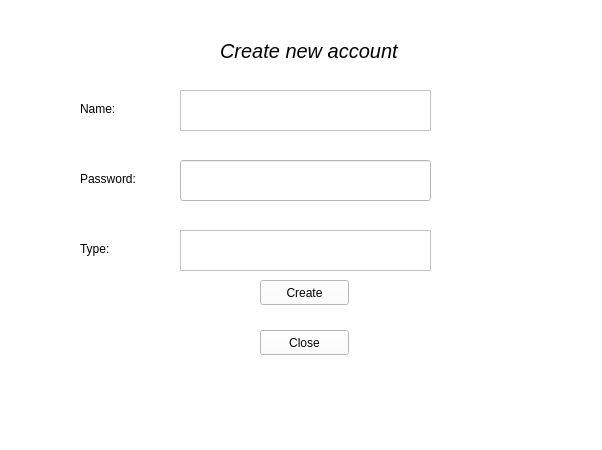
First picture: the form in junbot_gui/ui/loginwidget.ui, repository lacie-life/junbot_core, before the edit.
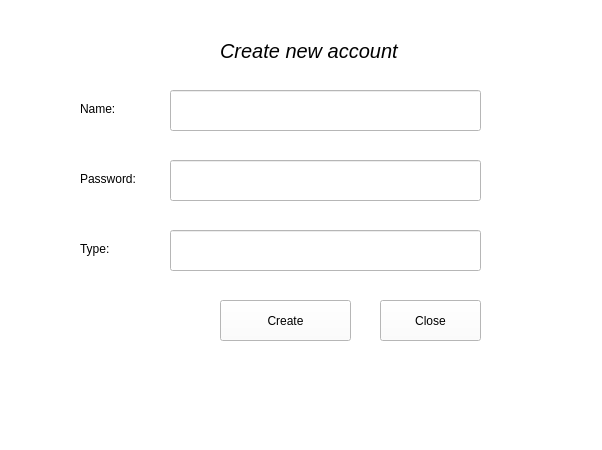
Second picture: the form after the edit. The open tabs and pages were chosen to show the change. Icons and pictures are not drawn.

Commit message: [Update] Update Login Interface

The edit to the form file:
```diff
--- a/junbot_gui/ui/loginwidget.ui
+++ b/junbot_gui/ui/loginwidget.ui
@@ -720,26 +720,6 @@
        <string>Create new account</string>
       </property>
      </widget>
-     <widget class="QPlainTextEdit" name="nameInput">
-      <property name="geometry">
-       <rect>
-        <x>180</x>
-        <y>80</y>
-        <width>251</width>
-        <height>41</height>
-       </rect>
-      </property>
-     </widget>
-     <widget class="QPlainTextEdit" name="fullNameInput">
-      <property name="geometry">
-       <rect>
-        <x>180</x>
-        <y>220</y>
-        <width>251</width>
-        <height>41</height>
-       </rect>
-      </property>
-     </widget>
      <widget class="QLabel" name="fullNameLabel">
       <property name="geometry">
        <rect>
@@ -753,26 +733,13 @@
        <string>Type:</string>
       </property>
      </widget>
-     <widget class="QLineEdit" name="passInput">
-      <property name="geometry">
-       <rect>
-        <x>180</x>
-        <y>150</y>
-        <width>251</width>
-        <height>41</height>
-       </rect>
-      </property>
-      <property name="echoMode">
-       <enum>QLineEdit::Password</enum>
-      </property>
-     </widget>
      <widget class="QPushButton" name="createButton_2">
       <property name="geometry">
        <rect>
-        <x>260</x>
-        <y>270</y>
-        <width>89</width>
-        <height>25</height>
+        <x>220</x>
+        <y>290</y>
+        <width>131</width>
+        <height>41</height>
        </rect>
       </property>
       <property name="text">
@@ -782,10 +749,10 @@
      <widget class="QPushButton" name="closeButton">
       <property name="geometry">
        <rect>
-        <x>260</x>
-        <y>320</y>
-        <width>89</width>
-        <height>25</height>
+        <x>380</x>
+        <y>290</y>
+        <width>101</width>
+        <height>41</height>
        </rect>
       </property>
       <property name="text">
@@ -805,6 +772,42 @@
        <string>Password:</string>
       </property>
      </widget>
+     <widget class="QLineEdit" name="nameInput">
+      <property name="geometry">
+       <rect>
+        <x>170</x>
+        <y>80</y>
+        <width>311</width>
+        <height>41</height>
+       </rect>
+      </property>
+     </widget>
+     <widget class="QLineEdit" name="passInput">
+      <property name="geometry">
+       <rect>
+        <x>170</x>
+        <y>150</y>
+        <width>311</width>
+        <height>41</height>
+       </rect>
+      </property>
+      <property name="inputMethodHints">
+       <set>Qt::ImhHiddenText|Qt::ImhNoAutoUppercase|Qt::ImhNoPredictiveText|Qt::ImhSensitiveData</set>
+      </property>
+      <property name="echoMode">
+       <enum>QLineEdit::Password</enum>
+      </property>
+     </widget>
+     <widget class="QLineEdit" name="fullNameInput">
+      <property name="geometry">
+       <rect>
+        <x>170</x>
+        <y>220</y>
+        <width>311</width>
+        <height>41</height>
+       </rect>
+      </property>
+     </widget>
     </widget>
    </widget>
   </widget>
```
Left out of the diff: 52 changed lines with no effect on the pictures. The commit also changes 7 other files.
